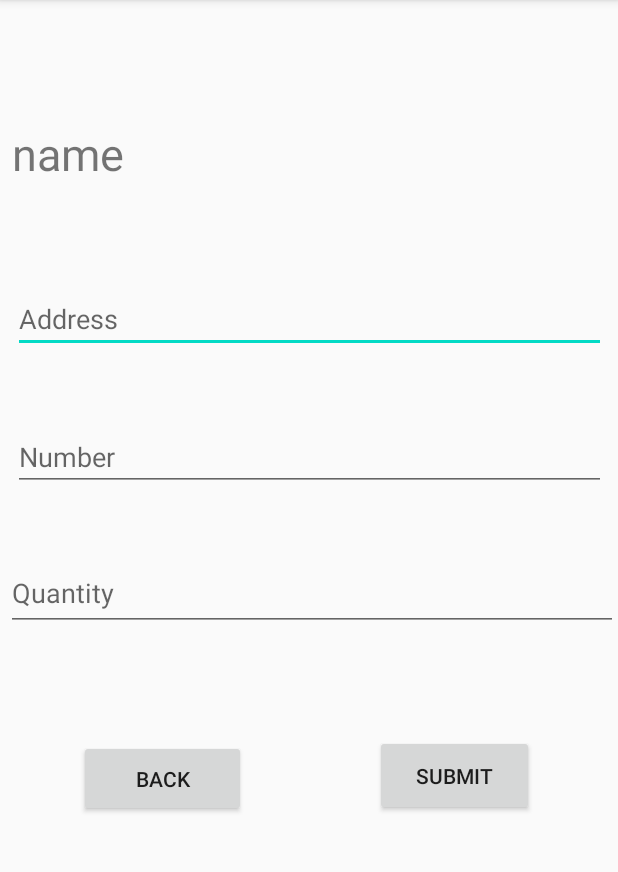
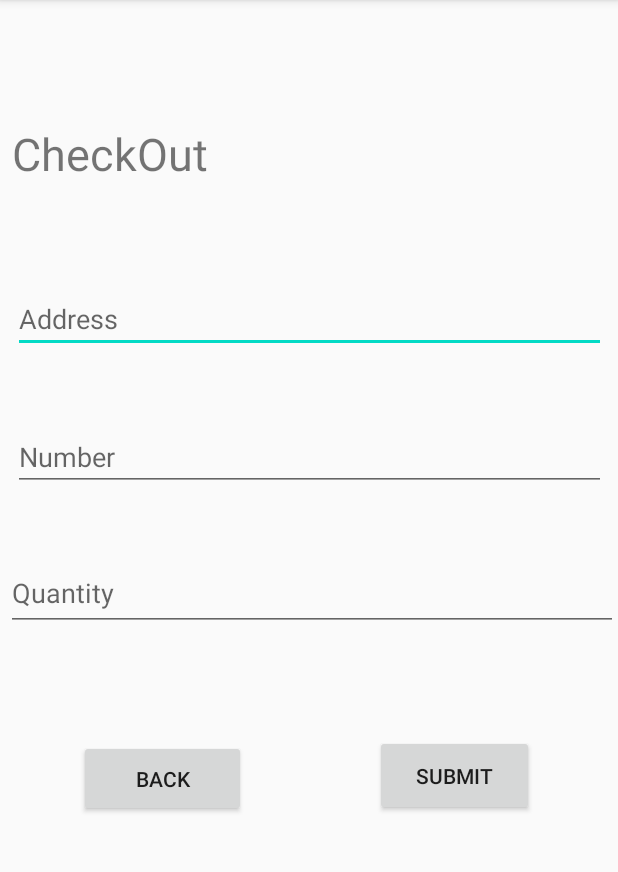
Before and after one commit to Dinesh11112/BeerStore, an Android app: the CheckoutActivity screen opened directly, with no data from a screen before it, on a phone screen of 412 x 824 dp, the part 84-956 px from its top. Run offline under Robolectric (Android 15) with nearby library versions, the phone set to English and light mode, and no system bars.

Commit message:
small modification
modified name to checkout in checkout xml

```diff
--- a/app/src/main/res/layout/checkout_activity.xml
+++ b/app/src/main/res/layout/checkout_activity.xml
@@ -46,7 +46,7 @@
         android:id="@+id/name"
         android:layout_width="257dp"
         android:layout_height="60dp"
-        android:text="name"
+        android:text="CheckOut"
         android:textSize="30sp"
         app:layout_constraintBottom_toBottomOf="parent"
         app:layout_constraintEnd_toEndOf="parent"
```
